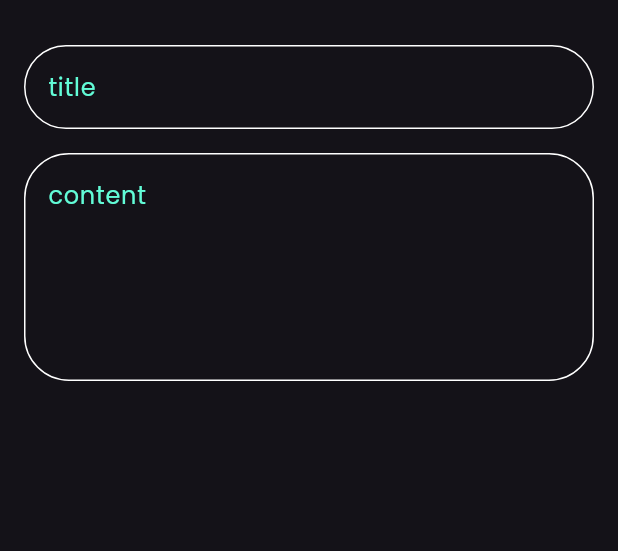
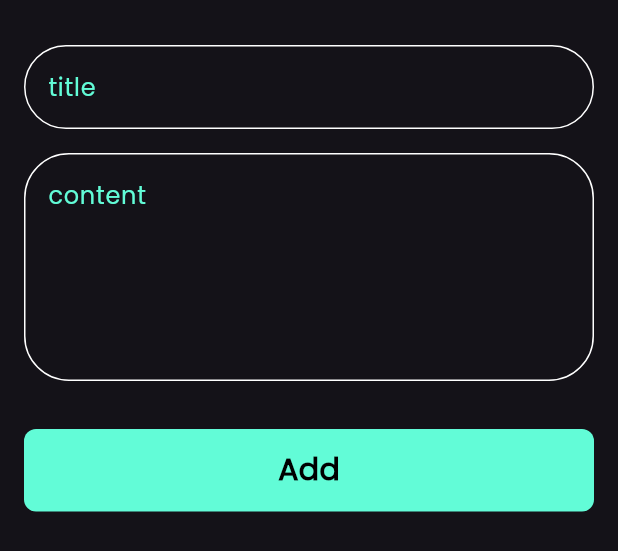
Before and after one commit to Rahmah177/notes_app1, a Flutter app: the AddNoteBottomSheet widget shown alone on an empty page, opened directly, on a phone screen of 412 x 824 dp. Shown: the top 551 px of the screen. Run offline on Flutter 3.47's test engine with Material 3 defaults, Android fonts, the phone set to English and light mode, and no system bars; our stand-ins replace font_awesome_flutter.

Commit message:
finish notes bottom sheet

```diff
--- a/lib/views/widgets/add_note_bottom_sheet.dart
+++ b/lib/views/widgets/add_note_bottom_sheet.dart
@@ -1,4 +1,6 @@
 import 'package:flutter/material.dart';
+import 'package:notes_app1/constants.dart';
+import 'package:notes_app1/views/widgets/custom_button.dart';
 import 'package:notes_app1/views/widgets/custom_text_field.dart';
 
 class AddNoteBottomSheet extends StatelessWidget {
@@ -6,8 +8,9 @@ class AddNoteBottomSheet extends StatelessWidget {
 
   @override
   Widget build(BuildContext context) {
-    return const Padding(
-      padding: EdgeInsets.symmetric(horizontal: 16),
+    return Padding(
+      padding: const EdgeInsets.symmetric(horizontal: 16),
+      child: SingleChildScrollView(
         child: Column(
           children: [
             SizedBox(
@@ -23,7 +26,15 @@ class AddNoteBottomSheet extends StatelessWidget {
               hint: 'content',
               maxLines: 5,
             ),
+            SizedBox(
+              height: 32,
+            ),
+            CustomButton(),
+            SizedBox(
+              height: 16,
+            ),
           ],
+        ),
       ),
     );
   }
--- /dev/null
+++ b/lib/views/widgets/custom_button.dart
@@ -0,0 +1,23 @@
+import 'package:flutter/material.dart';
+import 'package:notes_app1/constants.dart';
+
+class CustomButton extends StatelessWidget {
+  const CustomButton({super.key});
+
+  @override
+  Widget build(BuildContext context) {
+    return Container(
+      width: MediaQuery.of(context).size.width,
+      height: 55,
+      decoration: BoxDecoration(
+          color: KPrimaryColor, borderRadius: BorderRadius.circular(8)),
+      child: const Center(
+        child: Text(
+          'Add',
+          style: TextStyle(
+              color: Colors.black, fontWeight: FontWeight.bold, fontSize: 20),
+        ),
+      ),
+    );
+  }
+}
```
Lines whose indentation alone changed are shown as unchanged.
